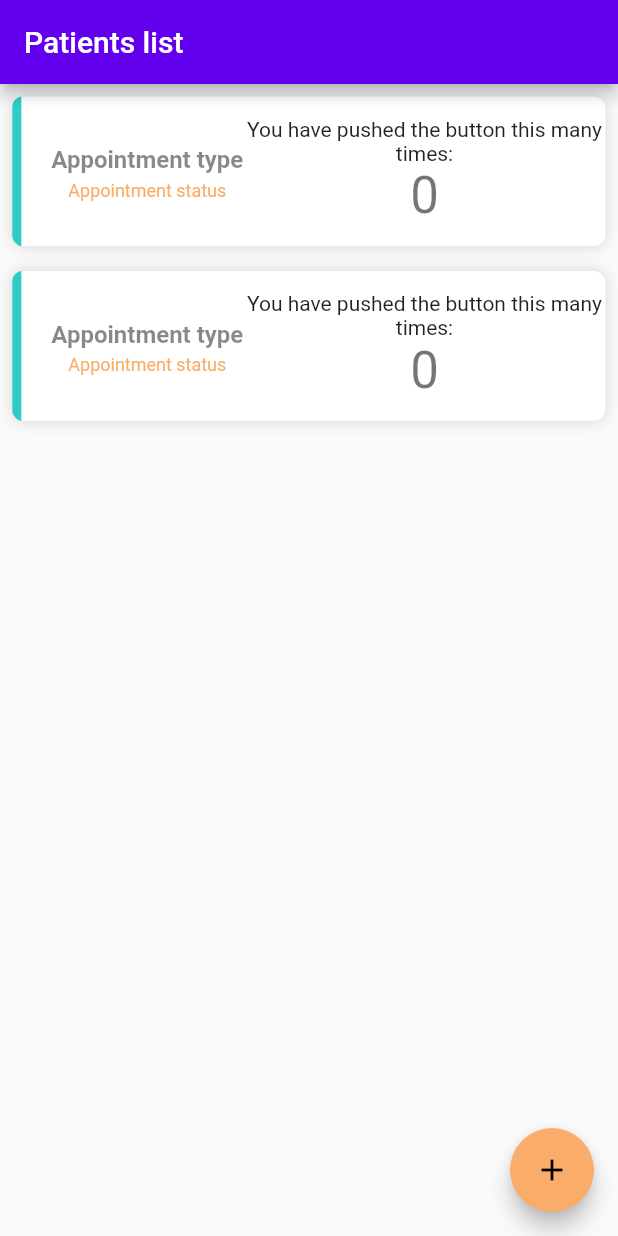
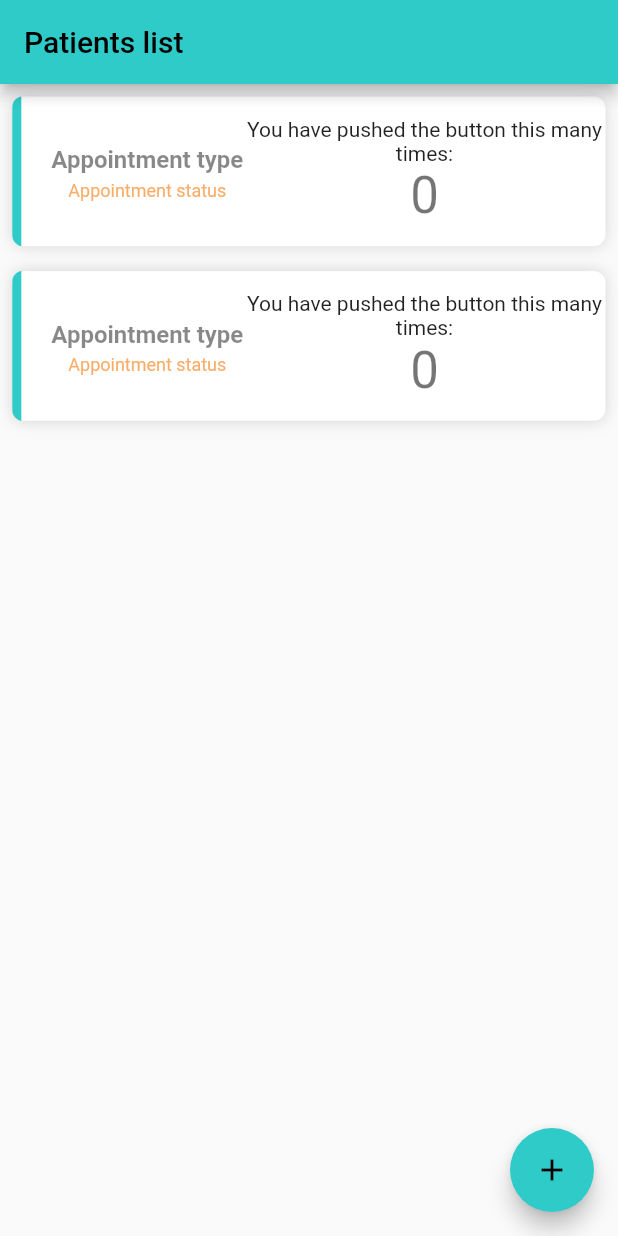
Before and after one commit to team55mobile/healthcare-application, a Flutter app: the screen it shows after launch, on a phone screen of 412 x 824 dp. Run offline on Flutter 3.47's test engine with Material 2 defaults, Android fonts, the phone set to English and light mode, and no system bars; generated files the repository leaves out were written again.

Commit message:
intl settings and play with theme colors

```diff
--- /dev/null
+++ b/frontend/l10n.yaml
@@ -0,0 +1,3 @@
+arb-dir: lib/l10n
+template-arb-file: intl_en.arb
+output-localization-file: app_localizations.dart
--- a/frontend/lib/actor_home_page.dart
+++ b/frontend/lib/actor_home_page.dart
@@ -1,10 +1,9 @@
 import 'package:flutter/material.dart';
 import 'package:frontend/main.dart';
+import './generated/l10n.dart'; //Intl plugin
 
 class ActorHomePage extends StatefulWidget {
-  ActorHomePage({Key key, this.title}) : super(key: key);
-
-  final String title;
+  ActorHomePage({Key? key}) : super(key: key);
 
   @override
   _ActorHomePageState createState() => _ActorHomePageState();
@@ -23,7 +22,7 @@ class _ActorHomePageState extends State<ActorHomePage> {
   Widget build(BuildContext context) {
     return Scaffold(
       appBar: AppBar(
-        title: Text(widget.title),
+        title: Text(S.current.patientsList),
         // systemOverlayStyle: ,
         // elevation: 1,
       ),
@@ -46,7 +45,7 @@ class _ActorHomePageState extends State<ActorHomePage> {
 
 class SampleDecoratedImage extends StatelessWidget {
   const SampleDecoratedImage({
-    Key key,
+    Key? key,
   }) : super(key: key);
 
   @override
@@ -72,8 +71,8 @@ class SampleDecoratedImage extends StatelessWidget {
 
 class AppointmentInfoRow extends StatelessWidget {
   const AppointmentInfoRow({
-    Key key,
-    @required int counter,
+    Key? key,
+    required int counter,
   })  : _counter = counter,
         super(key: key);
 
--- a/frontend/lib/main.dart
+++ b/frontend/lib/main.dart
@@ -1,4 +1,7 @@
 import 'package:flutter/material.dart';
+import 'package:flutter_gen/gen_l10n/app_localizations.dart';
+import 'package:flutter_localizations/flutter_localizations.dart';
+import './generated/l10n.dart'; //Intl plugin
 
 import 'my_home_page.dart';
 import 'actor_home_page.dart';
@@ -7,13 +10,13 @@ void main() {
   runApp(MyApp());
 }
 
-final Color colorBlue = const Color(0xFF2B6ED0);
-const Color colorBlueAccent = const Color(0xFF2D80D6);
-const Color colorGreen = const Color(0xFF2ECBC8);
-const Color colorOrange = const Color(0xFFF9AD69);
-const Color colorPink = const Color(0xFFED6694);
-const Color colorWhite = const Color(0xFFFFFFFF);
-const Color colorShadow = const Color(0xFFD8D8D8);
+const Color colorBlue = Color(0xFF2B6ED0);
+const Color colorBlueAccent = Color(0xFF2D80D6);
+const Color colorGreen = Color(0xFF2ECBC8);
+const Color colorOrange = Color(0xFFF9AD69);
+const Color colorPink = Color(0xFFED6694);
+const Color colorWhite = Color(0xFFFFFFFF);
+const Color colorShadow = Color(0xFFD8D8D8);
 
 class MyApp extends StatelessWidget {
   static const MaterialColor blueSwatch = MaterialColor(
@@ -31,24 +34,74 @@ class MyApp extends StatelessWidget {
       900: Color(0xFF0D47A1), // The darkest shade.
     },
   );
-  static const int _blueSwatchPrimaryValue = 0xFF2B6ED0;
+  // static const int _blueSwatchPrimaryValue = 0xFF2B6ED0;
+  static const int _blueSwatchPrimaryValue = 0xFF2ECBC8;
 
   static ThemeData theme = ThemeData(
-    primarySwatch: blueSwatch,
-    secondaryHeaderColor: colorBlueAccent,
-    colorScheme: ColorScheme.light(secondary: colorOrange),
-    //accentColor: colorOrange
-  );
+      primarySwatch: blueSwatch,
+      secondaryHeaderColor: colorBlueAccent,
+
+      // TODO: define color scheme colors
+      colorScheme: ColorScheme.fromSwatch(
+          // primarySwatch: Colors.blue,
+          primarySwatch: blueSwatch,
+          // Color? primaryColorDark,
+          // Color? accentColor,
+          // Color? cardColor,
+          backgroundColor: colorBlue,
+          primaryColorDark: colorBlue,
+          // Color? errorColor,
+          brightness: Brightness.light)
+      // colorScheme: ColorScheme.light(secondary: colorOrange),
+      // colorScheme: ColorScheme.dark(
+      //     surface: colorBlue, //header
+      //     background: colorBlue,
+      //     secondary: colorOrange),
+      //accentColor: colorOrange
+      );
 
   @override
   Widget build(BuildContext context) {
     return MaterialApp(
+      // -------------------------------------
       // showPerformanceOverlay: true,
       debugShowCheckedModeBanner: false,
       // debugShowMaterialGrid: true,
-      title: 'Flutter Demo',
+      // -------------------------------------
+
+      // Providing a restorationScopeId allows the Navigator built by the
+      // MaterialApp to restore the navigation stack when a user leaves and
+      // returns to the app after it has been killed while running in the
+      // background.
+      restorationScopeId: 'app',
+      // Provide the generated AppLocalizations to the MaterialApp. This
+      // allows descendant Widgets to display the correct translations
+      // depending on the user's locale.
+      localizationsDelegates: const [
+        AppLocalizations.delegate,
+        S.delegate,
+        GlobalMaterialLocalizations.delegate,
+        GlobalWidgetsLocalizations.delegate,
+        GlobalCupertinoLocalizations.delegate,
+      ],
+      supportedLocales: S.delegate.supportedLocales,
+      // supportedLocales: const [
+      //   Locale('en', ''), // English, no country code
+      //   Locale('ru', 'RU'),
+      // ],
+      // -------------------------------------
+      //title: 'Flutter Demo',
+      // Use AppLocalizations to configure the correct application title
+      // depending on the user's locale.
+      //
+      // The appTitle is defined in .arb files found in the localization
+      // directory.
+      onGenerateTitle: (BuildContext context) =>
+          AppLocalizations.of(context)!.appTitle,
+      // --------------------------------------
       theme: theme,
-      home: ActorHomePage(title: 'Patients list'),
+      // delegate not initialized...
+      home: ActorHomePage(),
     );
   }
 }
--- a/frontend/lib/my_home_page.dart
+++ b/frontend/lib/my_home_page.dart
@@ -1,7 +1,7 @@
 import 'package:flutter/material.dart';
 
 class MyHomePage extends StatefulWidget {
-  MyHomePage({Key key, this.title}) : super(key: key);
+  MyHomePage({Key? key, required this.title}) : super(key: key);
 
   final String title;
 
```
Also changed, not shown: frontend/analysis_options.yaml (added, +29 -0 lines), frontend/lib/l10n/intl_en.arb (added, +7 -0 lines), frontend/lib/l10n/intl_ru.arb (added, +7 -0 lines), frontend/pubspec.yaml (+14 -2 lines), frontend/lib/generated/intl/messages_all.dart (added), frontend/lib/generated/intl/messages_en.dart (added), frontend/lib/generated/intl/messages_ru.dart (added), frontend/lib/generated/l10n.dart (added), 1 other file.
